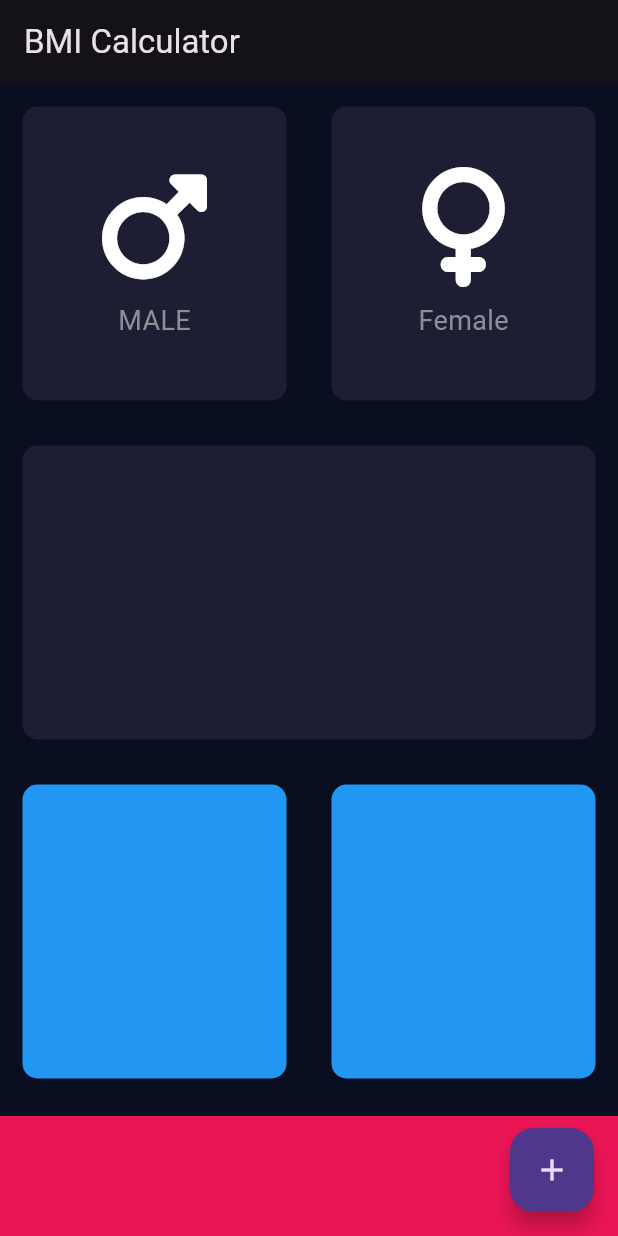
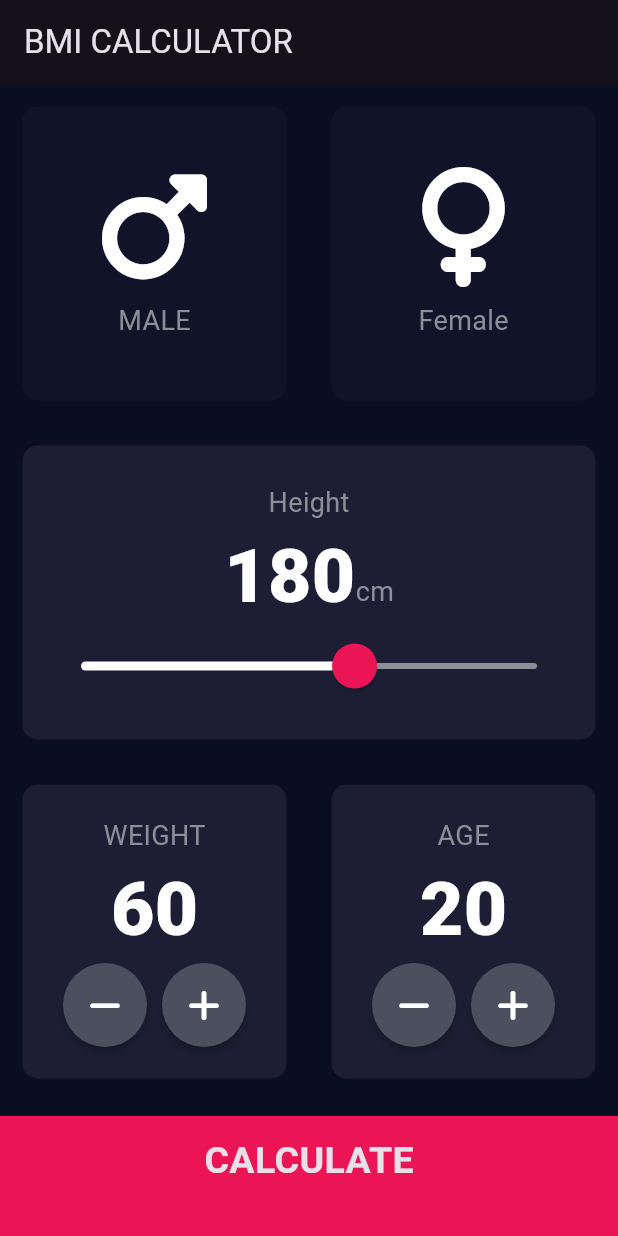
Before and after one commit to Rosy-90/BMICalculaor, a Flutter app: the screen it shows after launch, on a phone screen of 412 x 824 dp. Run offline on Flutter 3.47's test engine with Material 3 defaults, Android fonts, the phone set to English and light mode, and no system bars; our stand-ins replace font_awesome_flutter.

Commit message:
added complete functionalities final change

```diff
--- /dev/null
+++ b/lib/calculator_brain.dart
@@ -0,0 +1,34 @@
+import 'dart:math';
+
+class CalculateBrain {
+  final int height;
+  final int weight;
+  late double _bmi;
+
+  CalculateBrain(this.height, this.weight);
+
+  String? calculateBMI() {
+    _bmi = weight / pow(height / 100, 2);
+    return _bmi.toStringAsFixed(2);
+  }
+
+  String? getResult() {
+    if (_bmi >= 25) {
+      return "Overweight";
+    } else if (_bmi > 18.5) {
+      return "Normal";
+    } else {
+      return "Underweight";
+    }
+  }
+
+  String? getInterPretation() {
+    if (_bmi >= 25) {
+      return "You have a higher than normal body weight. Try to exercise more.";
+    } else if (_bmi > 18.5) {
+      return "You have a normal body weight. Good job!";
+    } else {
+      return "You have a lower than normal body weight. You can eat a bit more.";
+    }
+  }
+}
--- /dev/null
+++ b/lib/components/bottom_button.dart
@@ -0,0 +1,32 @@
+import 'package:bmi_calculator/constants.dart';
+import 'package:flutter/material.dart';
+
+class BottomButton extends StatelessWidget {
+  final VoidCallback onTap;
+  final String buttonTitle;
+  const BottomButton({
+    super.key,
+    required this.onTap,
+    required this.buttonTitle,
+  });
+
+  @override
+  Widget build(BuildContext context) {
+    return GestureDetector(
+      onTap: onTap,
+      child: Container(
+        height: bottomHeightConstraint,
+        width: double.infinity,
+        margin: const EdgeInsets.only(top: 10),
+        color: bottomContainerColour,
+        padding: const EdgeInsets.only(bottom: 20),
+        child: Center(
+          child: Text(
+            buttonTitle,
+            style: largeButtonTextStyle,
+          ),
+        ),
+      ),
+    );
+  }
+}
--- a/lib/icon_content.dart
+++ b/lib/components/icon_content.dart
@@ -1,14 +1,11 @@
 import 'package:flutter/material.dart';
-
-const labelTextStyle = TextStyle(
-  fontSize: 18.0,
-  color: Color(0xFF8D8E98));
+import '../constants.dart';
 
 class IconContent extends StatelessWidget {
-  IconContent({super.key, required this.label, required this.cardIcon});
+  const IconContent({super.key, required this.label, required this.cardIcon});
 
-  String label;
-  IconData cardIcon;
+  final String label;
+  final IconData cardIcon;
 
   @override
   Widget build(BuildContext context) {
--- /dev/null
+++ b/lib/components/reusable_card.dart
@@ -0,0 +1,23 @@
+import 'package:flutter/material.dart';
+
+class ReusableCard extends StatelessWidget {
+  const ReusableCard({super.key, required this.colour, this.cardChild});
+  final Color colour;
+  final Widget? cardChild;
+
+  @override
+  Widget build(BuildContext context) {
+    return GestureDetector(
+        child: Container(
+          width: 170,
+          height: 200,
+          margin: const EdgeInsets.all(15),
+          decoration: BoxDecoration(
+            color: colour,
+            borderRadius: BorderRadius.circular(10),
+          ),
+          child: cardChild,
+        ),
+    );
+  }
+}
--- /dev/null
+++ b/lib/components/round_icon_button.dart
@@ -0,0 +1,21 @@
+import 'package:flutter/material.dart';
+
+class RoundIconButton extends StatelessWidget {
+  final IconData icon;
+  final VoidCallback? onButtonPressed;
+  const RoundIconButton(
+      {super.key, required this.icon, required this.onButtonPressed});
+
+  @override
+  Widget build(BuildContext context) {
+    return RawMaterialButton(
+        constraints: const BoxConstraints.tightFor(
+          width: 56.0,
+          height: 56.0,
+        ),
+        shape: const CircleBorder(),
+        fillColor: const Color(0XFF4C4F5E),
+        onPressed: onButtonPressed,
+        child: Icon(icon));
+  }
+}
--- /dev/null
+++ b/lib/constants.dart
@@ -0,0 +1,17 @@
+import 'package:flutter/material.dart';
+
+const bottomHeightConstraint = 80.00;
+const activeCardColour = Color(0xFF1D1E33);
+const inActiveCardColour = Color(0xFF111328);
+const bottomContainerColour = Color(0xFFEB1555);
+
+const labelTextStyle = TextStyle(fontSize: 18.0, color: Color(0xFF8D8E98));
+const numberTextStyle =
+    TextStyle(fontSize: 50.0, color: Colors.white, fontWeight: FontWeight.w900);
+const largeButtonTextStyle =
+    TextStyle(fontSize: 25.0, fontWeight: FontWeight.bold);
+const titleTextStyle = TextStyle(fontSize: 50.0, fontWeight: FontWeight.bold);
+const resultTextStyle = TextStyle(
+    fontSize: 22.0, fontWeight: FontWeight.bold, color: Color(0xFF24D876));
+const bmiTextStyle = TextStyle(fontSize: 100.0, fontWeight: FontWeight.bold);
+const bodyTextStyle = TextStyle(fontSize: 22.0);
--- a/lib/input_page.dart
+++ /dev/null
@@ -1,121 +0,0 @@
-import 'package:bmi_calculator/reusable_card.dart';
-import 'package:flutter/gestures.dart';
-import 'package:flutter/material.dart';
-import 'package:font_awesome_flutter/font_awesome_flutter.dart';
-import 'icon_content.dart';
-
-const bottomHeightConstraint = 80.00;
-const activeCardColour = Colors.blue;
-const inActiveCardColour = Color(0xFF1D1E33);
-const bottomContainerColour = Color(0xFFEB1555);
-
-enum Gender {
-  female,
-  male
-}
-
-class InputPage extends StatefulWidget {
-  @override
-  _InputPageState createState() => _InputPageState();
-}
-
-class _InputPageState extends State<InputPage> {
-
-  int _counter = 0;
-  Color maleCardColor = inActiveCardColour;
-  Color femaleCardColour = inActiveCardColour;
-  Gender? selectedGender;
-
-  void _incrementCounter() {
-    setState(() {
-      _counter++;
-      print("counter is $_counter");
-    });
-  }
-
-  @override
-  Widget build(BuildContext context) {
-    return Scaffold(
-      appBar: AppBar(
-        title: const Text("BMI Calculator"),
-      ),
-      //body: Container(
-      body: Column(
-        children: [
-          Expanded(
-            child: Row(
-              children: [
-                Expanded(
-                  child: GestureDetector(
-                    onTap:() {
-                      setState(() {
-                        //updateColor(Gender.male);
-                       selectedGender = Gender.male;
-                      });
-                    },
-                    child: ReusableCard(
-                      colour: selectedGender == Gender.male ? activeCardColour : inActiveCardColour,
-                      cardChild: IconContent(
-                        label: "MALE",
-                        cardIcon: FontAwesomeIcons.mars,
-                      ),
-                    ),
-                  ),
-                ),
-                Expanded(
-                  child: GestureDetector(
-                    onTap:() {
-                      setState(() {
-                        //updateColor(Gender.female);
-                        selectedGender = Gender.female;
-                      });
-                    },
-                    child: ReusableCard(
-                      colour: selectedGender == Gender.female ? activeCardColour : inActiveCardColour,
-                      cardChild: IconContent(
-                          label: "Female", cardIcon: FontAwesomeIcons.venus),
-                    ),
-                  ),
-                ),
-              ],
-            ),
-          ),
-          Expanded(
-            child: Container(
-              height: 200,
-              margin: const EdgeInsets.all(15),
-              decoration: BoxDecoration(
-                color: const Color(0xFF1D1E33),
-                borderRadius: BorderRadius.circular(10),
-              ),
-            ),
-          ),
-          const Expanded(
-            child: Row(
-              children: [
-                Expanded(
-                  child: ReusableCard(colour: activeCardColour),
-                ),
-                Expanded(
-                  child: ReusableCard(colour: activeCardColour),
-                ),
-              ],
-            ),
-          ),
-          Container(
-            height: bottomHeightConstraint,
-            width: double.infinity,
-            margin: const EdgeInsets.only(top: 10),
-            color: bottomContainerColour,
-          )
-        ],
-      ),
-      //),
-      floatingActionButton: FloatingActionButton(
-        onPressed: _incrementCounter,
-        tooltip: 'Increment',
-        child: const Icon(Icons.add),
-      ), // This trailing comma makes auto-formatting nicer for build methods.
-    );
-  }
-}
--- a/lib/main.dart
+++ b/lib/main.dart
@@ -1,6 +1,6 @@
 import 'package:flutter/material.dart';
-import 'package:bmi_calculator/input_page.dart';
-import 'package:font_awesome_flutter/font_awesome_flutter.dart';
+import 'package:bmi_calculator/screens/input_page.dart';
+//import 'package:font_awesome_flutter/font_awesome_flutter.dart';
 
 void main() {
   runApp(const BMICalculator());
@@ -13,11 +13,12 @@ class BMICalculator extends StatelessWidget {
   @override
   Widget build(BuildContext context) {
     return MaterialApp(
+      debugShowCheckedModeBanner: false,
       theme: ThemeData.dark().copyWith(
-          primaryColor: const Color(0xFF0A0E21),
-           scaffoldBackgroundColor: const Color(0xFF0A0E21),
+        primaryColor: const Color(0xFF0A0E21),
+        scaffoldBackgroundColor: const Color(0xFF0A0E21),
       ),
-      home: InputPage(),
+      home: const InputPage(),
     );
   }
 }
--- a/lib/reusable_card.dart
+++ /dev/null
@@ -1,21 +0,0 @@
-import 'package:flutter/material.dart';
-
-class ReusableCard extends StatelessWidget {
-  const ReusableCard({super.key, required this.colour, this.cardChild});
-  final Color colour;
-  final Widget? cardChild;
-
-  @override
-  Widget build(BuildContext context) {
-    return Container(
-      width: 170,
-      height: 200,
-      margin: const EdgeInsets.all(15),
-      decoration: BoxDecoration(
-        color: colour,
-        borderRadius: BorderRadius.circular(10),
-      ),
-      child: cardChild,
-    );
-  }
-}
--- /dev/null
+++ b/lib/screens/input_page.dart
@@ -0,0 +1,257 @@
+//import 'dart:js_interop';
+import 'package:bmi_calculator/calculator_brain.dart';
+import 'package:bmi_calculator/components/bottom_button.dart';
+import 'package:bmi_calculator/screens/results_page.dart';
+import 'package:bmi_calculator/components/reusable_card.dart';
+import 'package:bmi_calculator/components/round_icon_button.dart';
+//import 'package:flutter/gestures.dart';
+import 'package:flutter/material.dart';
+import 'package:font_awesome_flutter/font_awesome_flutter.dart';
+import '../components/icon_content.dart';
+import '../constants.dart';
+
+enum Gender { female, male }
+
+//int weight = 0;
+
+class InputPage extends StatefulWidget {
+  const InputPage({super.key});
+
+  @override
+  _InputPageState createState() => _InputPageState();
+}
+
+class _InputPageState extends State<InputPage> {
+  int _counter = 0;
+  Color maleCardColor = inActiveCardColour;
+  Color femaleCardColour = inActiveCardColour;
+  Gender? selectedGender;
+
+  int height = 180;
+  int weight = 60;
+  int age = 20;
+
+  void _incrementCounter() {
+    setState(() {
+      _counter++;
+      print("counter is $_counter");
+    });
+  }
+
+  @override
+  Widget build(BuildContext context) {
+    return Scaffold(
+      appBar: AppBar(
+        title: const Text("BMI CALCULATOR"),
+      ),
+      //body: Container(
+      body: Column(
+        crossAxisAlignment: CrossAxisAlignment.stretch,
+        children: [
+          Expanded(
+            child: Row(
+              children: [
+                Expanded(
+                  child: GestureDetector(
+                    onTap: () {
+                      setState(() {
+                        //updateColor(Gender.male);
+                        selectedGender = Gender.male;
+                      });
+                    },
+                    child: ReusableCard(
+                      colour: selectedGender == Gender.male
+                          ? activeCardColour
+                          : inActiveCardColour,
+                      cardChild: const IconContent(
+                        label: "MALE",
+                        cardIcon: FontAwesomeIcons.mars,
+                      ),
+                    ),
+                  ),
+                ),
+                Expanded(
+                  child: GestureDetector(
+                    onTap: () {
+                      setState(() {
+                        //updateColor(Gender.female);
+                        selectedGender = Gender.female;
+                      });
+                    },
+                    child: ReusableCard(
+                      colour: selectedGender == Gender.female
+                          ? activeCardColour
+                          : inActiveCardColour,
+                      cardChild: const IconContent(
+                          label: "Female", cardIcon: FontAwesomeIcons.venus),
+                    ),
+                  ),
+                ),
+              ],
+            ),
+          ),
+          Expanded(
+            child: Container(
+              height: 200,
+              margin: const EdgeInsets.all(15),
+              decoration: BoxDecoration(
+                color: const Color(0xFF1D1E33),
+                borderRadius: BorderRadius.circular(10),
+              ),
+              child: ReusableCard(
+                colour: activeCardColour,
+                cardChild: Column(
+                  mainAxisAlignment: MainAxisAlignment.center,
+                  children: [
+                    const Text("Height", style: labelTextStyle),
+                    Row(
+                      mainAxisAlignment: MainAxisAlignment.center,
+                      crossAxisAlignment: CrossAxisAlignment.baseline,
+                      textBaseline: TextBaseline.alphabetic,
+                      children: [
+                        Text(
+                          height.toString(),
+                          style: numberTextStyle,
+                        ),
+                        const Text(
+                          "cm",
+                          style: labelTextStyle,
+                        )
+                      ],
+                    ),
+                    SliderTheme(
+                        data: SliderTheme.of(context).copyWith(
+                          activeTrackColor: Colors.white,
+                          thumbColor: const Color(0xFFEB1555),
+                          thumbShape: const RoundSliderThumbShape(
+                              enabledThumbRadius: 15.0),
+                        ),
+                        child: Slider(
+                          value: height.toDouble(),
+                          min: 120.0,
+                          max: 220.0,
+                          inactiveColor: const Color(0xFF8D8E98),
+                          onChanged: (double newValue) {
+                            setState(() {
+                              height = newValue.round();
+                            });
+                          },
+                        ))
+                  ],
+                ),
+              ),
+            ),
+          ),
+          Expanded(
+            child: Row(
+              children: [
+                Expanded(
+                  child: ReusableCard(
+                    colour: activeCardColour,
+                    cardChild: Column(
+                      mainAxisAlignment: MainAxisAlignment.center,
+                      children: [
+                        const Text(
+                          "WEIGHT",
+                          style: labelTextStyle,
+                        ),
+                        Text(
+                          weight.toString(),
+                          style: numberTextStyle,
+                        ),
+                        Row(
+                          mainAxisAlignment: MainAxisAlignment.center,
+                          children: [
+                            RoundIconButton(
+                                icon: FontAwesomeIcons.minus,
+                                onButtonPressed: () {
+                                  setState(() {
+                                    weight--;
+                                  });
+                                }),
+                            const SizedBox(
+                              width: 10,
+                            ),
+                            RoundIconButton(
+                              icon: FontAwesomeIcons.plus,
+                              onButtonPressed: () {
+                                setState(() {
+                                  weight++;
+                                });
+                              },
+                            ),
+                          ],
+                        )
+                      ],
+                    ),
+                  ),
+                ),
+                Expanded(
+                  child: ReusableCard(
+                    colour: activeCardColour,
+                    cardChild: Column(
+                      mainAxisAlignment: MainAxisAlignment.center,
+                      children: [
+                        const Text(
+                          "AGE",
+                          style: labelTextStyle,
+                        ),
+                        Text(
+                          age.toString(),
+                          style: numberTextStyle,
+                        ),
+                        Row(
+                          mainAxisAlignment: MainAxisAlignment.center,
+                          children: [
+                            RoundIconButton(
+                                icon: FontAwesomeIcons.minus,
+                                onButtonPressed: () {
+                                  setState(() {
+                                    age--;
+                                  });
+                                }),
+                            const SizedBox(
+                              width: 10,
+                            ),
+                            RoundIconButton(
+                              icon: FontAwesomeIcons.plus,
+                              onButtonPressed: () {
+                                setState(() {
+                                  age++;
+                                });
+                              },
+                            ),
+                          ],
+                        )
+                      ],
+                    ),
+                  ),
+                ),
+              ],
+            ),
+          ),
+          BottomButton(
+            onTap: () {
+              CalculateBrain calc = CalculateBrain(height, weight);
+              Navigator.push(
+                  context,
+                  MaterialPageRoute(
+                      builder: (context) => ResultsPage(
+                            bmi: calc.calculateBMI(),
+                            bmiResult: calc.getResult(),
+                            inter: calc.getInterPretation(),
+                          )));
+            },
+            buttonTitle: "CALCULATE",
+          )
+        ],
+      ),
+      //),
+      // floatingActionButton: FloatingActionButton(
+      //   onPressed: _incrementCounter,
+      //   tooltip: 'Increment',
+      //   child: const Icon(Icons.add),
+      // ), // This trailing comma makes auto-formatting nicer for build methods.
+    );
+  }
+}
```
Also changed, not shown: lib/screens/results_page.dart (added, +67 -0 lines), pubspec.lock, 3 other files.
